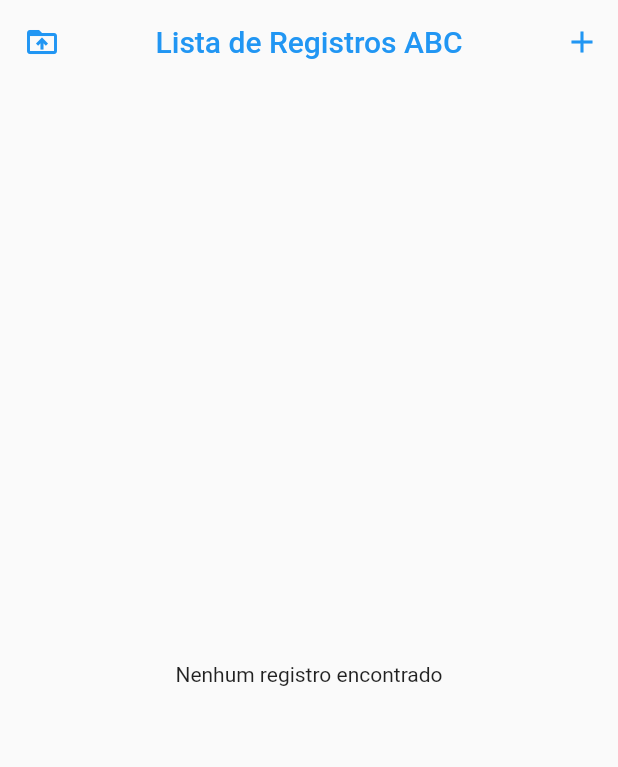
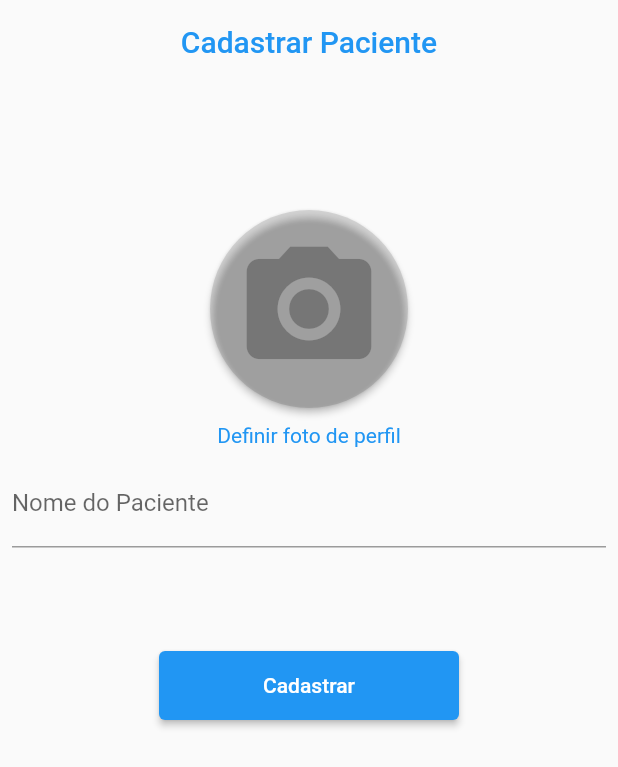
Before and after one commit to pedrovmc/registros_aba, a Flutter app: the screen it shows after launch, on a phone screen of 412 x 824 dp. Shown: the top 767 px of the screen. Run offline on Flutter 3.47's test engine with Material 2 defaults, Android fonts, the phone set to English and light mode, and no system bars; our stand-ins replace flutter_modular, flutter_typeahead, hive, hive_flutter, share_plus; missing offline and left inert: excel; accounts and stored records are empty.

Commit message:
cadastrar paciente parte visual

```diff
--- a/lib/app/app_module.dart
+++ b/lib/app/app_module.dart
@@ -1,6 +1,5 @@
 import 'package:flutter_modular/flutter_modular.dart';
-
-import 'modules/abc_registers/abc_register_module.dart';
+import 'package:registros_aba/app/modules/patient/patient_module.dart';
 
 class AppModule extends Module {
   // Provide a list of dependencies to inject into your project
@@ -10,6 +9,6 @@ class AppModule extends Module {
   // Provide all the routes for your module
   @override
   final List<ModularRoute> routes = [
-    ModuleRoute('/', module: AbcRegisterModule()),
+    ModuleRoute('/', module: PatientModule()),
   ];
 }
--- a/lib/app/modules/abc_registers/abc_register_controller.dart
+++ b/lib/app/modules/abc_registers/abc_register_controller.dart
@@ -4,7 +4,6 @@ import 'package:hive/hive.dart';
 import 'package:intl/intl.dart';
 import 'package:excel/excel.dart';
 import 'package:path_provider/path_provider.dart';
-import 'package:path/path.dart';
 import 'package:share_plus/share_plus.dart';
 import 'package:registros_aba/app/shared/models/abc_model.dart';
 
--- /dev/null
+++ b/lib/app/modules/patient/patient_controller.dart
@@ -0,0 +1 @@
+class PatientController {}
--- /dev/null
+++ b/lib/app/modules/patient/patient_creation_page.dart
@@ -0,0 +1,80 @@
+import 'package:flutter/material.dart';
+import 'package:registros_aba/app/shared/widgets/appbar_widget.dart';
+
+class PatientCreationPage extends StatefulWidget {
+  const PatientCreationPage({Key? key}) : super(key: key);
+
+  @override
+  _PatientCreationPageState createState() => _PatientCreationPageState();
+}
+
+class _PatientCreationPageState extends State<PatientCreationPage> {
+  final _formKey = GlobalKey<FormState>();
+
+  @override
+  Widget build(BuildContext context) {
+    return Scaffold(
+      appBar: AppBarWidget(
+        title: "Cadastrar Paciente",
+      ),
+      body: SingleChildScrollView(
+        child: Form(
+          key: _formKey,
+          child: Column(
+            children: [
+              SizedBox(
+                height: 80,
+              ),
+              RawMaterialButton(
+                fillColor: Colors.black12,
+                onPressed: () {},
+                child: Padding(
+                  padding: const EdgeInsets.all(16.0),
+                  child: Icon(
+                    Icons.camera_alt,
+                    color: Colors.black26,
+                    size: 100,
+                  ),
+                ),
+                shape: CircleBorder(),
+              ),
+              SizedBox(
+                height: 10,
+              ),
+              Text(
+                "Definir foto de perfil",
+                style: TextStyle(color: Colors.blue),
+              ),
+              Padding(
+                padding: const EdgeInsets.all(8.0),
+                child: TextFormField(
+                  textCapitalization: TextCapitalization.words,
+                  validator: (text) {
+                    if (text == null || text.isEmpty)
+                      return "Digite o nome do paciente";
+                  },
+                  decoration: InputDecoration(labelText: "Nome do Paciente"),
+                ),
+              ),
+              SizedBox(
+                height: 60,
+              ),
+              ConstrainedBox(
+                constraints: BoxConstraints(minWidth: 200, minHeight: 46),
+                child: ElevatedButton(
+                  onPressed: () {
+                    _formKey.currentState!.validate();
+                  },
+                  child: Text(
+                    "Cadastrar",
+                  ),
+                ),
+              ),
+              SizedBox(height: 30)
+            ],
+          ),
+        ),
+      ),
+    );
+  }
+}
--- /dev/null
+++ b/lib/app/modules/patient/patient_module.dart
@@ -0,0 +1,12 @@
+import 'package:flutter_modular/flutter_modular.dart';
+import 'package:registros_aba/app/modules/patient/patient_creation_page.dart';
+
+class PatientModule extends Module {
+  @override
+  final List<Bind> binds = [];
+
+  @override
+  final List<ModularRoute> routes = [
+    ChildRoute('/', child: (_, args) => PatientCreationPage())
+  ];
+}
--- a/lib/app/shared/widgets/appbar_widget.dart
+++ b/lib/app/shared/widgets/appbar_widget.dart
@@ -1,6 +1,6 @@
 import 'package:flutter/material.dart';
 
-class AppBarWidget extends StatelessWidget {
+class AppBarWidget extends StatelessWidget implements PreferredSizeWidget {
   final String title;
   final List<Widget>? actions;
   final Widget? leading;
@@ -25,4 +25,7 @@ class AppBarWidget extends StatelessWidget {
       actions: actions,
     );
   }
+
+  @override
+  Size get preferredSize => Size.fromHeight(60);
 }
```
Also changed, not shown: pubspec.lock.
